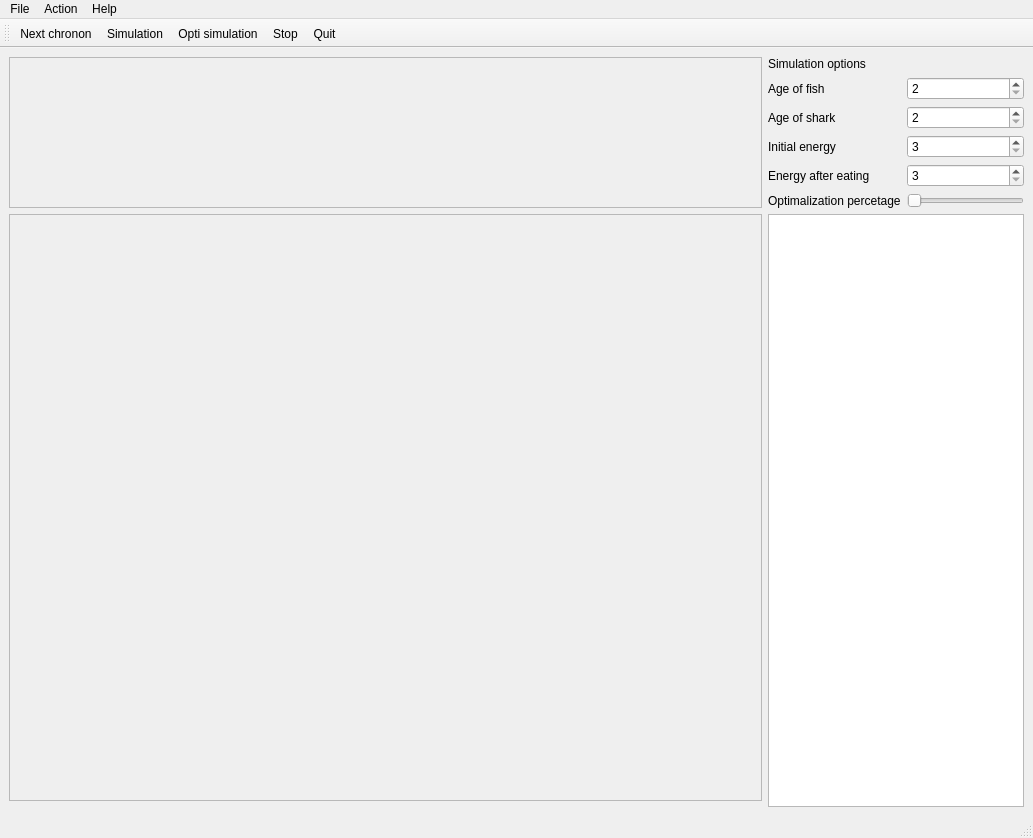
Above: wator/gui/mainwindow.ui from stejsle1/semestralni_prace_PYT before the change. Below: the same form after it.
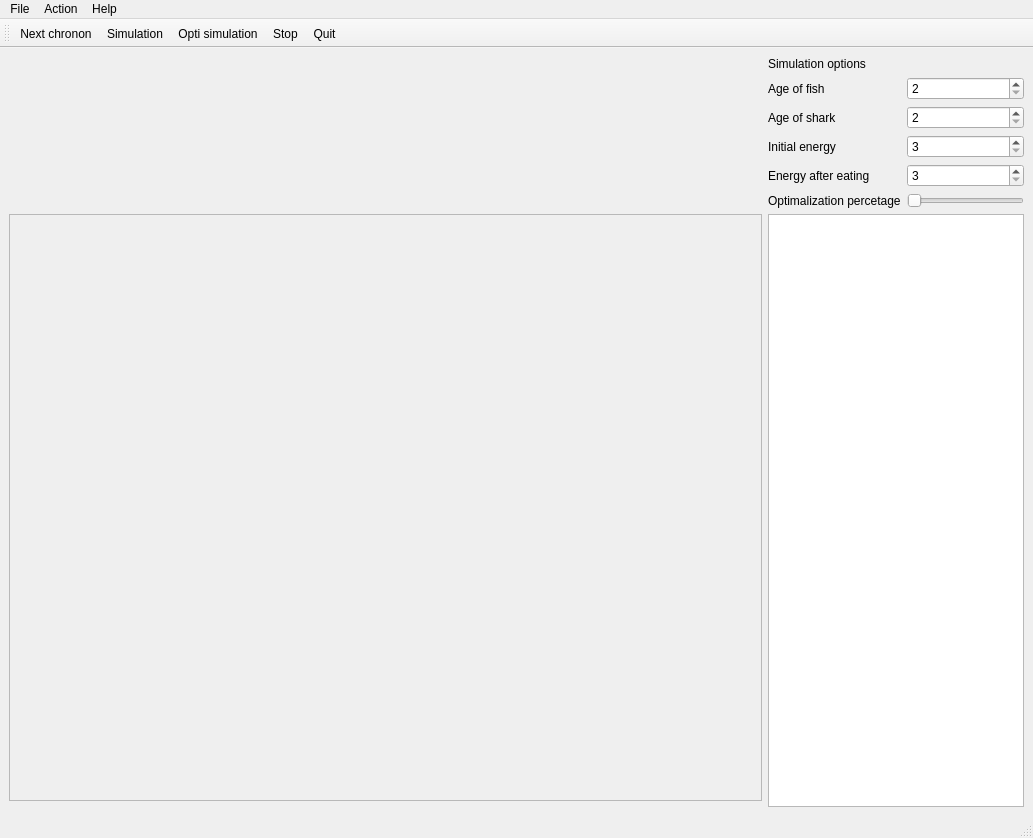
That is the form after the change.

```diff
--- a/wator/gui/mainwindow.ui
+++ b/wator/gui/mainwindow.ui
@@ -123,22 +123,6 @@
       </property>
      </widget>
     </item>
-    <item row="3" column="0" rowspan="6">
-     <widget class="QFrame" name="plotArea">
-      <property name="sizePolicy">
-       <sizepolicy hsizetype="Preferred" vsizetype="Preferred">
-        <horstretch>0</horstretch>
-        <verstretch>0</verstretch>
-       </sizepolicy>
-      </property>
-      <property name="frameShape">
-       <enum>QFrame::StyledPanel</enum>
-      </property>
-      <property name="frameShadow">
-       <enum>QFrame::Raised</enum>
-      </property>
-     </widget>
-    </item>
     <item row="9" column="0">
      <widget class="QScrollArea" name="scrollArea">
       <property name="sizePolicy">
@@ -162,6 +146,9 @@
       </widget>
      </widget>
     </item>
+    <item row="3" column="0" rowspan="6">
+     <widget class="QWidget" name="plotArea" native="true"/>
+    </item>
    </layout>
   </widget>
   <widget class="QMenuBar" name="menubar">
```
Left out of the diff: 21 changed lines with no effect on the pictures.
